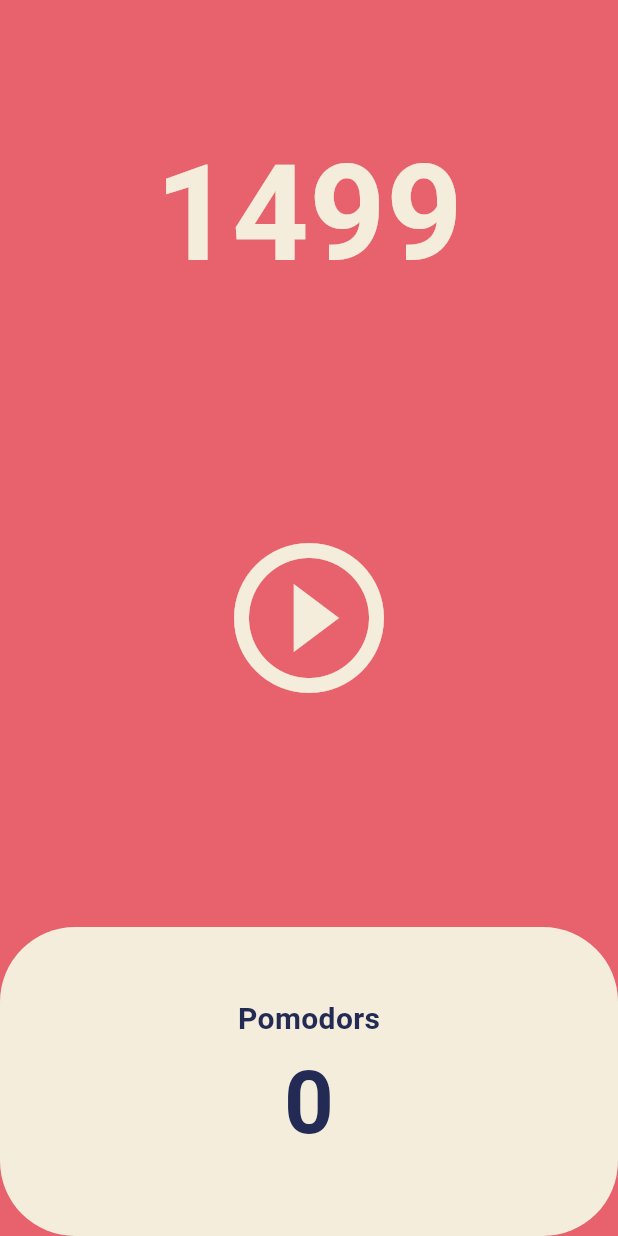
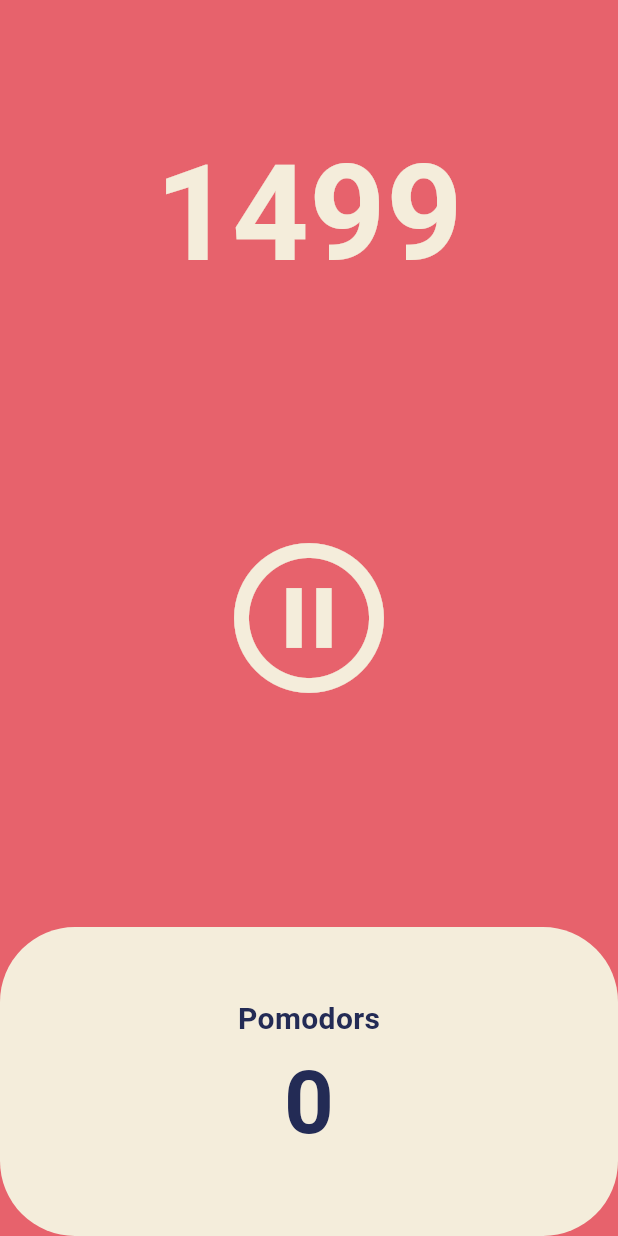
Before and after one commit to qpaseo/test, a Flutter app: the screen it shows after launch, after a tap on the "play circle outline" icon, on a phone screen of 412 x 824 dp. Run offline on Flutter 3.47's test engine with Material 3 defaults, Android fonts, the phone set to English and light mode, and no system bars.

Commit message:
update :: 챕터5 Pause Play

```diff
--- a/toonflix/lib/screens/home_screen.dart
+++ b/toonflix/lib/screens/home_screen.dart
@@ -11,6 +11,7 @@ class HomeScreen extends StatefulWidget {
 
 class _HomeScreenState extends State<HomeScreen> {
   int totalSeconds = 1500;
+  bool isRunning = false;
   late Timer timer;
 
   void onTick(Timer timer) {
@@ -24,6 +25,16 @@ class _HomeScreenState extends State<HomeScreen> {
       Duration(seconds: 1),
       onTick,
     );
+    setState(() {
+      isRunning = true;
+    });
+  }
+
+  void onPausePressed() {
+    timer.cancel();
+    setState(() {
+      isRunning = false;
+    });
   }
 
   @override
@@ -52,8 +63,10 @@ class _HomeScreenState extends State<HomeScreen> {
               child: IconButton(
                 iconSize: 120,
                 color: Theme.of(context).cardColor,
-                onPressed: onStartPressed,
-                icon: Icon(Icons.play_circle_outline),
+                onPressed: isRunning ? onPausePressed : onStartPressed,
+                icon: Icon(isRunning
+                    ? Icons.pause_circle_outline
+                    : Icons.play_circle_outline),
               ),
             ),
           ),
```
